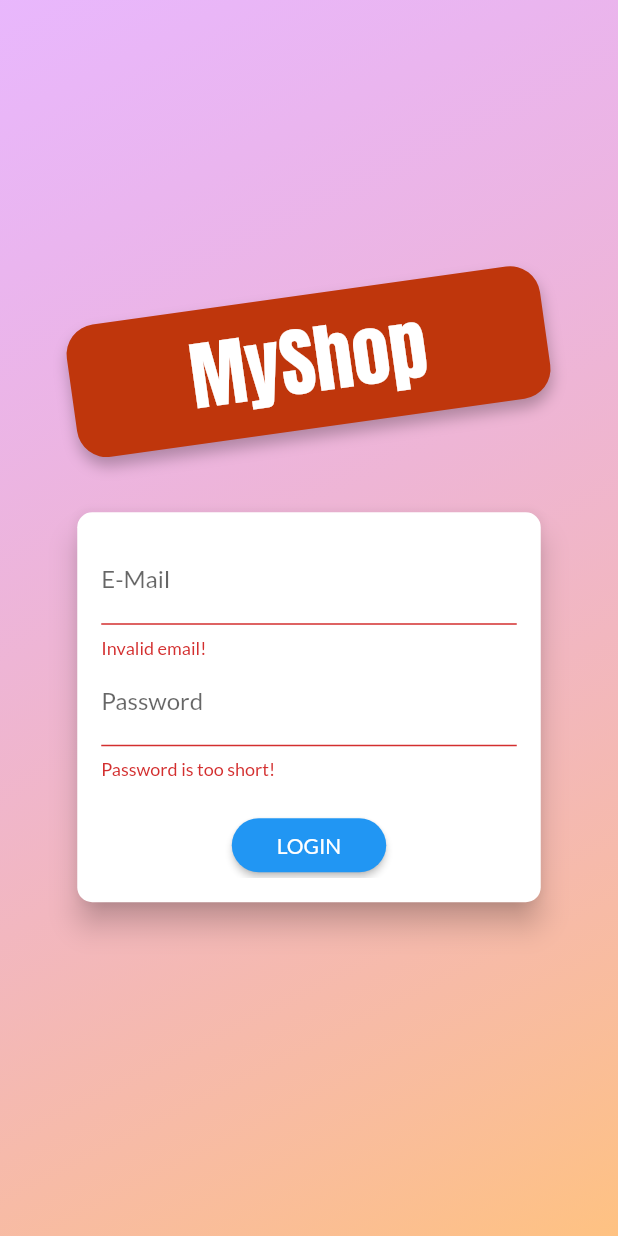
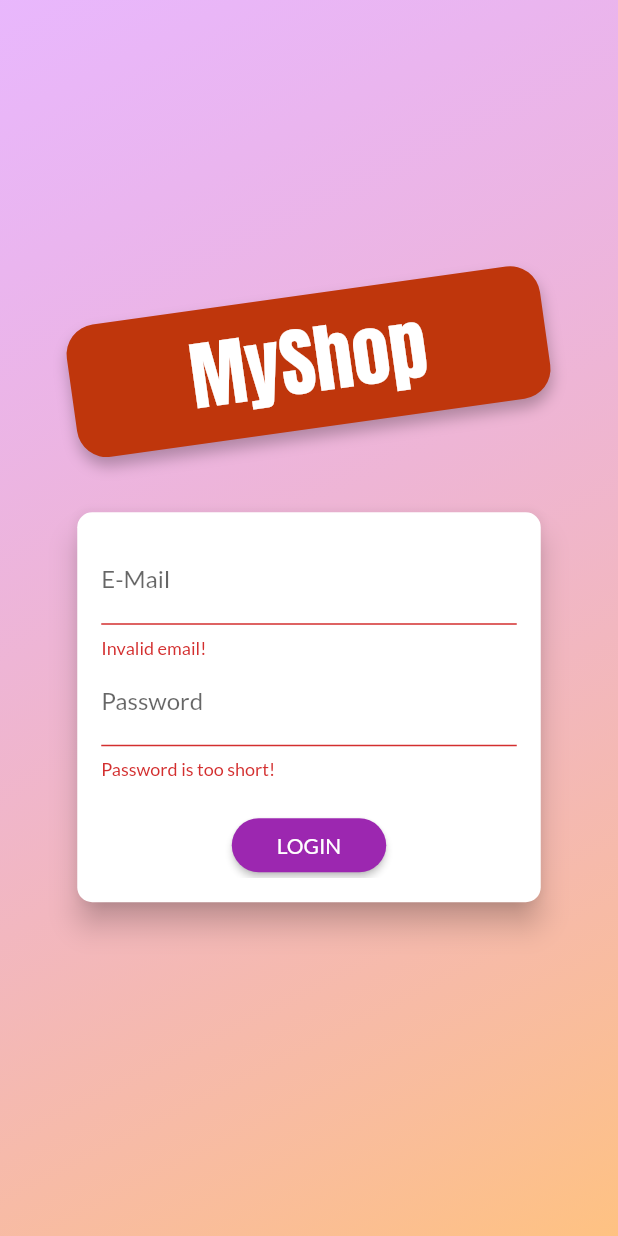
Before and after one commit to TapanDangi/shop_app, a Flutter app: the screen it shows after launch, after a tap on "LOGIN", on a phone screen of 412 x 824 dp. Run offline on Flutter 3.47's test engine with Material 2 defaults, Android fonts, the phone set to English and light mode, and no system bars; network calls fail.

Commit message:
17/3 commit

```diff
--- a/lib/main.dart
+++ b/lib/main.dart
@@ -4,6 +4,7 @@ import 'package:provider/provider.dart';
 import './provider/products.dart';
 import './provider/cart.dart';
 import './provider/orders.dart';
+import './provider/auth.dart';
 import './screens/orders_screen.dart';
 import './screens/cart_screen.dart';
 import './screens/product_detail_screen.dart';
@@ -35,6 +36,9 @@ class MyApp extends StatelessWidget {
         ChangeNotifierProvider(
           create: (ctx) => Orders(),
         ),
+        ChangeNotifierProvider(
+          create: (ctx) => Auth(),
+        ),
       ],
       child: MaterialApp(
         title: 'MyShop',
--- a/lib/screens/auth_screen.dart
+++ b/lib/screens/auth_screen.dart
@@ -3,8 +3,15 @@
 import 'dart:math';
 
 import 'package:flutter/material.dart';
+import 'package:provider/provider.dart';
 
-enum AuthMode { signup, login }
+import '../provider/auth.dart';
+import '../models/http_exception.dart';
+
+enum AuthMode {
+  signup,
+  login,
+}
 
 class AuthScreen extends StatelessWidget {
   static const routeName = '/auth';
@@ -104,7 +111,25 @@ class _AuthCardState extends State<AuthCard> {
   var _isLoading = false;
   final _passwordController = TextEditingController();
 
-  void _submit() {
+  void _showErrorDialog(String message) {
+    showDialog(
+      context: context,
+      builder: (ctx) => AlertDialog(
+        title: const Text('An Error Occurred!'),
+        content: Text(message),
+        actions: [
+          TextButton(
+            onPressed: () {
+              Navigator.of(ctx).pop();
+            },
+            child: const Text('Okay'),
+          ),
+        ],
+      ),
+    );
+  }
+
+  Future<void> _submit() async {
     if (!_formKey.currentState!.validate()) {
       // Invalid!
       return;
@@ -113,10 +138,40 @@ class _AuthCardState extends State<AuthCard> {
     setState(() {
       _isLoading = true;
     });
-    if (_authMode == AuthMode.login) {
-      // Log user in
-    } else {
-      // Sign user up
+    try {
+      if (_authMode == AuthMode.login) {
+        // Log user in
+        await Provider.of<Auth>(context, listen: false).login(
+          _authData['email']!,
+          _authData['password']!,
+        );
+      } else {
+        // Sign user up
+        await Provider.of<Auth>(context, listen: false).signup(
+          _authData['email']!,
+          _authData['password']!,
+        );
+      }
+    } on HttpException catch (error) {
+      //on keyword is used to check if we got a specific type of error
+      //here, we want to specify HttpException that we use with on keyword
+      var errorMessage = 'Authentication Failed!';
+      if (error.toString().contains('EMAIL_EXISTS')) {
+        errorMessage = 'This email address already exists!';
+      } else if (error.toString().contains('INVALID_EMAIL')) {
+        errorMessage = 'This is not a valid email!';
+      } else if (error.toString().contains('WEAK_PASSWORD')) {
+        errorMessage = 'This password is too weak!';
+      } else if (error.toString().contains('EMAIL_NOT_FOUND')) {
+        errorMessage = 'Could not find a user with that email!';
+      } else if (error.toString().contains('INVALID_PASSWORD')) {
+        errorMessage = 'Invalid Password!';
+      }
+      _showErrorDialog(errorMessage);
+    } catch (error) {
+      //for checking errors other than HttpException errors as they are mentioned above
+      const errorMessage = 'Could not Authenticate! Please try again later.';
+      _showErrorDialog(errorMessage);
     }
     setState(() {
       _isLoading = false;
@@ -209,7 +264,7 @@ class _AuthCardState extends State<AuthCard> {
                     ),
                     padding: const EdgeInsets.symmetric(
                         horizontal: 30.0, vertical: 8.0),
-                    color: Theme.of(context).primaryColor,
+                    color: Theme.of(context).colorScheme.primary,
                     textColor: Theme.of(context).primaryTextTheme.button!.color,
                     child:
                         Text(_authMode == AuthMode.login ? 'LOGIN' : 'SIGN UP'),
@@ -219,7 +274,7 @@ class _AuthCardState extends State<AuthCard> {
                   padding:
                       const EdgeInsets.symmetric(horizontal: 30.0, vertical: 4),
                   materialTapTargetSize: MaterialTapTargetSize.shrinkWrap,
-                  textColor: Theme.of(context).primaryColor,
+                  textColor: Theme.of(context).colorScheme.primary,
                   child: Text(
                       '${_authMode == AuthMode.login ? 'SIGNUP' : 'LOGIN'} INSTEAD'),
                 ),
```
Also changed, not shown: lib/provider/auth.dart (added, +51 -0 lines).
